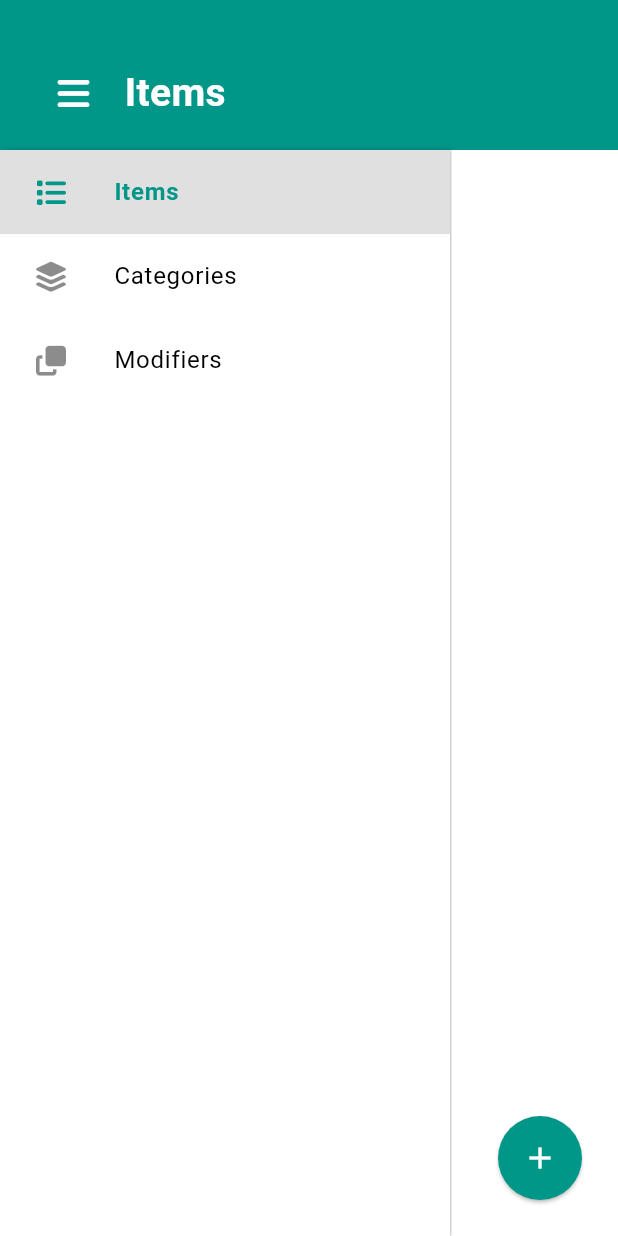
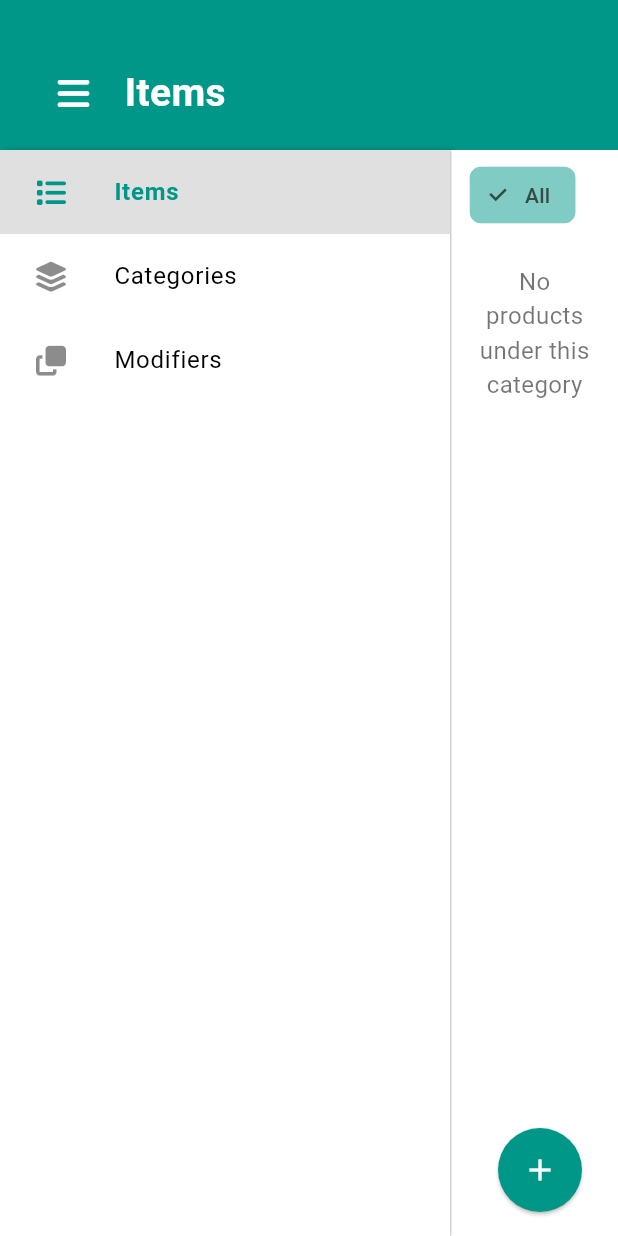
Before and after one commit to thrddqno/basic_single-user_pos_flutter, a Flutter app: the ItemsPage screen opened by its route, on a phone screen of 412 x 824 dp. Run offline on Flutter 3.47's test engine with Material 3 defaults, Android fonts, the phone set to English and light mode, and no system bars; our stand-ins replace flutter_form_builder, font_awesome_flutter, form_builder_validators, sqflite; accounts and stored records are empty.

Commit message:
added a ui qol for modifying items

```diff
--- a/lib/screens/items_page.dart
+++ b/lib/screens/items_page.dart
@@ -19,6 +19,7 @@ class ItemsPage extends StatefulWidget {
 
 class _ItemsPageState extends State<ItemsPage> {
   String selectedTab = 'Items';
+  int? selectedCategoryId;
 
   @override
   void initState() {
@@ -95,28 +96,91 @@ class _ItemsPageState extends State<ItemsPage> {
                   ),
                 ),
 
-                //right page
                 Expanded(
                   child: Container(
                     margin: EdgeInsets.only(left: 1),
                     color: Colors.white,
                     child: Stack(
                       children: [
-                        ListView(
+                        Column(
+                          children: [
+                            if (selectedTab == 'Items')
+                              Container(
+                                height: 60,
+                                padding: EdgeInsets.symmetric(horizontal: 12),
+                                child: ListView(
+                                  scrollDirection: Axis.horizontal,
+                                  children: [
+                                    _categoryFilterButton(null, 'All'),
+                                    ...context
+                                        .watch<CategoryProvider>()
+                                        .categories
+                                        .map((c) {
+                                          if (c.name == 'No Category')
+                                            return SizedBox.shrink();
+                                          return _categoryFilterButton(
+                                            c.id,
+                                            c.name,
+                                          );
+                                        })
+                                        .toList(),
+                                  ],
+                                ),
+                              ),
+
+                            Expanded(
+                              child: ListView(
                                 padding: EdgeInsets.zero,
                                 children: [
                                   if (selectedTab == 'Items') ...[
-                              ...context.watch<ProductProvider>().products.map((
-                                product,
-                              ) {
+                                    ...(() {
+                                      final allProducts = context
+                                          .watch<ProductProvider>()
+                                          .products;
+                                      final filteredProducts =
+                                          selectedCategoryId == null
+                                          ? allProducts
+                                          : allProducts
+                                                .where(
+                                                  (p) =>
+                                                      p.categoryId ==
+                                                      selectedCategoryId,
+                                                )
+                                                .toList();
+
+                                      if (filteredProducts.isEmpty) {
+                                        return [
+                                          Center(
+                                            child: Padding(
+                                              padding: const EdgeInsets.all(
+                                                16.0,
+                                              ),
+                                              child: Text(
+                                                'No products under this category',
+                                                textAlign: TextAlign.center,
+                                                style: TextStyle(
+                                                  fontSize: 16,
+                                                  color: Colors.black54,
+                                                ),
+                                              ),
+                                            ),
+                                          ),
+                                        ];
+                                      }
+
+                                      return filteredProducts.map((product) {
                                         final category = context
                                             .read<CategoryProvider>()
                                             .categories
                                             .firstWhere(
                                               (c) => c.id == product.categoryId,
                                             );
-                                return _productTile(product, category.name);
-                              }),
+                                        return _productTile(
+                                          product,
+                                          category.name,
+                                        );
+                                      }).toList();
+                                    })(),
                                   ] else if (selectedTab == 'Categories') ...[
                                     ...context
                                         .watch<CategoryProvider>()
@@ -134,9 +198,13 @@ class _ItemsPageState extends State<ItemsPage> {
                                   ],
                                 ],
                               ),
+                            ),
+                          ],
+                        ),
+
                         Positioned(
                           right: 24,
-                          bottom: 24,
+                          bottom: 16,
                           child: FloatingActionButton(
                             shape: CircleBorder(),
                             backgroundColor: Colors.teal,
@@ -157,9 +225,6 @@ class _ItemsPageState extends State<ItemsPage> {
                     ),
                   ),
                 ),
-                // case modifiers
-
-                // case categories
               ],
             ),
           ),
@@ -287,4 +352,22 @@ class _ItemsPageState extends State<ItemsPage> {
       ],
     );
   }
+
+  Widget _categoryFilterButton(int? categoryId, String name) {
+    final bool isSelected = selectedCategoryId == categoryId;
+
+    return Padding(
+      padding: const EdgeInsets.only(right: 8),
+      child: ChoiceChip(
+        label: Text(name),
+        selected: isSelected,
+        onSelected: (_) {
+          setState(() {
+            selectedCategoryId = categoryId;
+          });
+        },
+        selectedColor: Colors.teal.shade200,
+      ),
+    );
   }
+}
```
Lines whose indentation alone changed are shown as unchanged.
